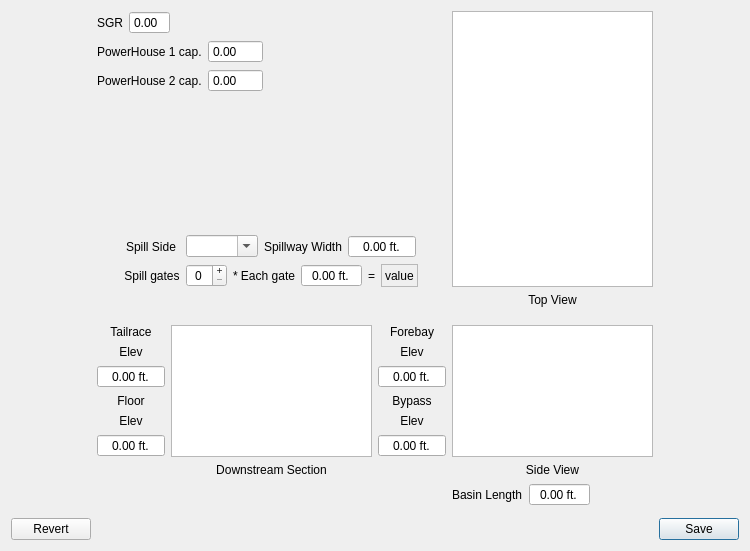
First picture: the form in src/damDetailDialog.ui, repository nschindler-noaa/compass-RiverCheck, before the edit.
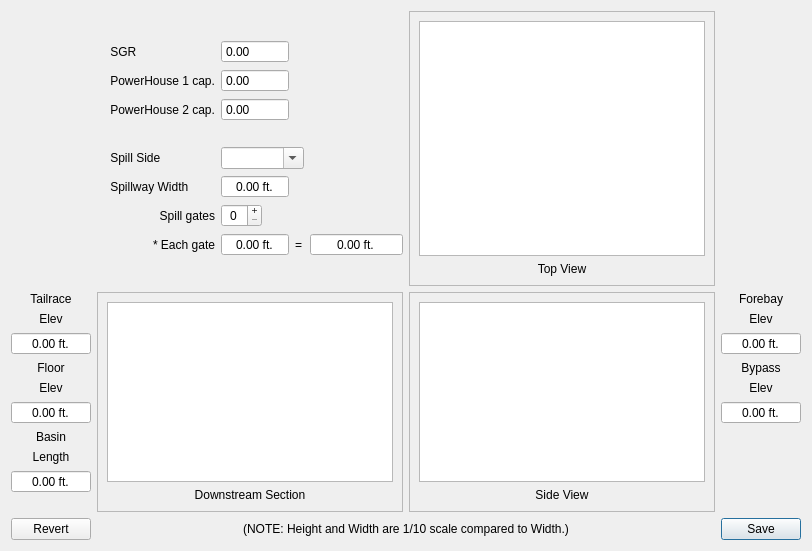
Second picture: the form after the edit.

The edit to the form file:
```diff
--- a/src/damDetailDialog.ui
+++ b/src/damDetailDialog.ui
@@ -6,7 +6,7 @@
    <rect>
     <x>0</x>
     <y>0</y>
-    <width>750</width>
+    <width>812</width>
     <height>551</height>
    </rect>
   </property>
@@ -14,68 +14,99 @@
    <string>Dialog</string>
   </property>
   <layout class="QGridLayout" name="gridLayout">
-   <item row="7" column="4">
-    <layout class="QVBoxLayout" name="verticalLayout_traceElev">
+   <item row="0" column="2">
+    <widget class="QFrame" name="frame_top">
+     <property name="frameShape">
+      <enum>QFrame::StyledPanel</enum>
+     </property>
+     <property name="frameShadow">
+      <enum>QFrame::Sunken</enum>
+     </property>
+     <property name="lineWidth">
+      <number>3</number>
+     </property>
+     <layout class="QVBoxLayout" name="verticalLayout_2">
+      <item>
+       <widget class="QGraphicsView" name="graphicsView_top">
+        <property name="sizePolicy">
+         <sizepolicy hsizetype="Expanding" vsizetype="Expanding">
+          <horstretch>2</horstretch>
+          <verstretch>1</verstretch>
+         </sizepolicy>
+        </property>
+        <property name="acceptDrops">
+         <bool>false</bool>
+        </property>
+       </widget>
+      </item>
+      <item>
+       <widget class="QLabel" name="label_topView">
+        <property name="text">
+         <string>Top View</string>
+        </property>
+        <property name="alignment">
+         <set>Qt::AlignCenter</set>
+        </property>
+       </widget>
+      </item>
+     </layout>
+    </widget>
+   </item>
+   <item row="1" column="2">
+    <widget class="QFrame" name="frame_side">
+     <property name="frameShape">
+      <enum>QFrame::StyledPanel</enum>
+     </property>
+     <property name="frameShadow">
+      <enum>QFrame::Sunken</enum>
+     </property>
+     <property name="lineWidth">
+      <number>3</number>
+     </property>
+     <layout class="QVBoxLayout" name="verticalLayout_3">
+      <item>
+       <widget class="QGraphicsView" name="graphicsView_side">
+        <property name="sizePolicy">
+         <sizepolicy hsizetype="Expanding" vsizetype="Expanding">
+          <horstretch>2</horstretch>
+          <verstretch>1</verstretch>
+         </sizepolicy>
+        </property>
+        <property name="acceptDrops">
+         <bool>false</bool>
+        </property>
+       </widget>
+      </item>
+      <item>
+       <widget class="QLabel" name="label_sideView">
+        <property name="text">
+         <string>Side View</string>
+        </property>
+        <property name="alignment">
+         <set>Qt::AlignCenter</set>
+        </property>
+       </widget>
+      </item>
+     </layout>
+    </widget>
+   </item>
+   <item row="0" column="3">
+    <layout class="QVBoxLayout" name="verticalLayout_upper">
      <item>
-      <spacer name="verticalSpacer_7">
-       <property name="orientation">
-        <enum>Qt::Vertical</enum>
-       </property>
-       <property name="sizeHint" stdset="0">
-        <size>
-         <width>20</width>
-         <height>40</height>
-        </size>
-       </property>
-      </spacer>
-     </item>
-     <item>
-      <widget class="QLabel" name="label_tailrace">
+      <widget class="QLabel" name="label_4">
        <property name="text">
-        <string>Tailrace</string>
+        <string/>
        </property>
-       <property name="alignment">
-        <set>Qt::AlignCenter</set>
-       </property>
       </widget>
      </item>
      <item>
-      <widget class="QLabel" name="label_traceElev">
-       <property name="text">
-        <string>Elev</string>
-       </property>
-       <property name="alignment">
-        <set>Qt::AlignCenter</set>
-       </property>
-      </widget>
+      <layout class="QVBoxLayout" name="verticalLayout_up"/>
      </item>
      <item>
-      <widget class="QDoubleSpinBox" name="doubleSpinBox_traceElev">
-       <property name="alignment">
-        <set>Qt::AlignCenter</set>
-       </property>
-       <property name="buttonSymbols">
-        <enum>QAbstractSpinBox::NoButtons</enum>
-       </property>
-       <property name="suffix">
-        <string> ft.</string>
-       </property>
-       <property name="minimum">
-        <double>-50.000000000000000</double>
-       </property>
-       <property name="maximum">
-        <double>2000.000000000000000</double>
-       </property>
-      </widget>
-     </item>
-     <item>
-      <spacer name="verticalSpacer_8">
+      <spacer name="verticalSpacer_3">
        <property name="orientation">
         <enum>Qt::Vertical</enum>
        </property>
-       <property name="sizeType">
-        <enum>QSizePolicy::Preferred</enum>
-       </property>
        <property name="sizeHint" stdset="0">
         <size>
          <width>20</width>
@@ -84,98 +115,58 @@
        </property>
       </spacer>
      </item>
-     <item>
-      <widget class="QLabel" name="label_floor">
-       <property name="text">
-        <string>Floor</string>
-       </property>
-       <property name="alignment">
-        <set>Qt::AlignCenter</set>
-       </property>
-      </widget>
-     </item>
-     <item>
-      <widget class="QLabel" name="label_floorElev">
-       <property name="text">
-        <string>Elev</string>
-       </property>
-       <property name="alignment">
-        <set>Qt::AlignCenter</set>
-       </property>
-      </widget>
-     </item>
-     <item>
-      <widget class="QDoubleSpinBox" name="doubleSpinBox_floorElev">
-       <property name="alignment">
-        <set>Qt::AlignCenter</set>
-       </property>
-       <property name="buttonSymbols">
-        <enum>QAbstractSpinBox::NoButtons</enum>
-       </property>
-       <property name="suffix">
-        <string> ft.</string>
-       </property>
-       <property name="minimum">
-        <double>-50.000000000000000</double>
-       </property>
-       <property name="maximum">
-        <double>2000.000000000000000</double>
-       </property>
-      </widget>
-     </item>
     </layout>
    </item>
-   <item row="9" column="7">
-    <layout class="QHBoxLayout" name="horizontalLayout_basinLength">
+   <item row="1" column="1">
+    <widget class="QFrame" name="frame_section">
+     <property name="frameShape">
+      <enum>QFrame::StyledPanel</enum>
+     </property>
+     <property name="frameShadow">
+      <enum>QFrame::Sunken</enum>
+     </property>
+     <property name="lineWidth">
+      <number>3</number>
+     </property>
+     <layout class="QVBoxLayout" name="verticalLayout">
+      <item>
+       <widget class="QGraphicsView" name="graphicsView_a">
+        <property name="sizePolicy">
+         <sizepolicy hsizetype="Expanding" vsizetype="Expanding">
+          <horstretch>2</horstretch>
+          <verstretch>0</verstretch>
+         </sizepolicy>
+        </property>
+        <property name="acceptDrops">
+         <bool>false</bool>
+        </property>
+       </widget>
+      </item>
+      <item>
+       <widget class="QLabel" name="label_secA">
+        <property name="text">
+         <string>Downstream Section</string>
+        </property>
+        <property name="alignment">
+         <set>Qt::AlignCenter</set>
+        </property>
+       </widget>
+      </item>
+     </layout>
+    </widget>
+   </item>
+   <item row="2" column="3">
+    <layout class="QVBoxLayout" name="verticalLayout_save">
      <item>
-      <widget class="QLabel" name="label_basinLength">
+      <widget class="QPushButton" name="pushButton_save">
        <property name="text">
-        <string>Basin Length</string>
+        <string>Save</string>
        </property>
       </widget>
      </item>
-     <item>
-      <widget class="QDoubleSpinBox" name="doubleSpinBox_basinLength">
-       <property name="alignment">
-        <set>Qt::AlignCenter</set>
-       </property>
-       <property name="buttonSymbols">
-        <enum>QAbstractSpinBox::NoButtons</enum>
-       </property>
-       <property name="suffix">
-        <string> ft.</string>
-       </property>
-       <property name="maximum">
-        <double>400.000000000000000</double>
-       </property>
-      </widget>
-     </item>
-     <item>
-      <spacer name="horizontalSpacer_3">
-       <property name="orientation">
-        <enum>Qt::Horizontal</enum>
-       </property>
-       <property name="sizeHint" stdset="0">
-        <size>
-         <width>40</width>
-         <height>20</height>
-        </size>
-       </property>
-      </spacer>
-     </item>
     </layout>
    </item>
-   <item row="8" column="7">
-    <widget class="QLabel" name="label_sideView">
-     <property name="text">
-      <string>Side View</string>
-     </property>
-     <property name="alignment">
-      <set>Qt::AlignCenter</set>
-     </property>
-    </widget>
-   </item>
-   <item row="7" column="6">
+   <item row="1" column="3">
     <layout class="QVBoxLayout" name="verticalLayout_fbay_bypassElev">
      <item>
       <widget class="QLabel" name="label_forebay">
@@ -216,19 +207,6 @@
        </property>
       </widget>
      </item>
-     <item>
-      <spacer name="verticalSpacer_11">
-       <property name="orientation">
-        <enum>Qt::Vertical</enum>
-       </property>
-       <property name="sizeHint" stdset="0">
-        <size>
-         <width>20</width>
-         <height>40</height>
-        </size>
-       </property>
-      </spacer>
-     </item>
      <item>
       <widget class="QLabel" name="label_bypass">
        <property name="text">
@@ -266,7 +244,7 @@
       </widget>
      </item>
      <item>
-      <spacer name="verticalSpacer_5">
+      <spacer name="verticalSpacer_4">
        <property name="orientation">
         <enum>Qt::Vertical</enum>
        </property>
@@ -280,64 +258,44 @@
      </item>
     </layout>
    </item>
-   <item row="7" column="5">
-    <widget class="QGraphicsView" name="graphicsView_a">
-     <property name="sizePolicy">
-      <sizepolicy hsizetype="Expanding" vsizetype="Expanding">
-       <horstretch>2</horstretch>
-       <verstretch>0</verstretch>
-      </sizepolicy>
-     </property>
-     <property name="acceptDrops">
-      <bool>false</bool>
-     </property>
-    </widget>
-   </item>
-   <item row="8" column="5">
-    <widget class="QLabel" name="label_secA">
-     <property name="text">
-      <string>Downstream Section</string>
-     </property>
-     <property name="alignment">
-      <set>Qt::AlignCenter</set>
-     </property>
-    </widget>
-   </item>
-   <item row="7" column="7">
-    <widget class="QGraphicsView" name="graphicsView_side">
-     <property name="sizePolicy">
-      <sizepolicy hsizetype="Expanding" vsizetype="Expanding">
-       <horstretch>2</horstretch>
-       <verstretch>1</verstretch>
-      </sizepolicy>
-     </property>
-     <property name="acceptDrops">
-      <bool>false</bool>
-     </property>
-    </widget>
-   </item>
-   <item row="4" column="7">
-    <widget class="QLabel" name="label_topView">
-     <property name="text">
-      <string>Top View</string>
-     </property>
-     <property name="alignment">
-      <set>Qt::AlignCenter</set>
-     </property>
-    </widget>
-   </item>
-   <item row="12" column="8">
-    <layout class="QVBoxLayout" name="verticalLayout_save">
+   <item row="0" column="0">
+    <layout class="QVBoxLayout" name="verticalLayout_lower">
      <item>
-      <widget class="QPushButton" name="pushButton_save">
+      <widget class="QLabel" name="label_3">
        <property name="text">
-        <string>Save</string>
+        <string/>
        </property>
       </widget>
      </item>
+     <item>
+      <layout class="QVBoxLayout" name="verticalLayout_down"/>
+     </item>
+     <item>
+      <spacer name="verticalSpacer_2">
+       <property name="orientation">
+        <enum>Qt::Vertical</enum>
+       </property>
+       <property name="sizeHint" stdset="0">
+        <size>
+         <width>20</width>
+         <height>40</height>
+        </size>
+       </property>
+      </spacer>
+     </item>
     </layout>
    </item>
-   <item row="12" column="0">
+   <item row="2" column="1" colspan="2">
+    <widget class="QLabel" name="label">
+     <property name="text">
+      <string>(NOTE: Height and Width are 1/10 scale compared to Width.)</string>
+     </property>
+     <property name="alignment">
+      <set>Qt::AlignCenter</set>
+     </property>
+    </widget>
+   </item>
+   <item row="2" column="0">
     <layout class="QVBoxLayout" name="verticalLayout_revert">
      <item>
       <widget class="QPushButton" name="pushButton_revert">
@@ -348,182 +306,179 @@
      </item>
     </layout>
    </item>
-   <item row="1" column="8" rowspan="9">
-    <layout class="QVBoxLayout" name="verticalLayout_up"/>
+   <item row="1" column="0">
+    <layout class="QVBoxLayout" name="verticalLayout_traceElev">
+     <item>
+      <widget class="QLabel" name="label_tailrace">
+       <property name="text">
+        <string>Tailrace</string>
+       </property>
+       <property name="alignment">
+        <set>Qt::AlignCenter</set>
+       </property>
+      </widget>
+     </item>
+     <item>
+      <widget class="QLabel" name="label_traceElev">
+       <property name="text">
+        <string>Elev</string>
+       </property>
+       <property name="alignment">
+        <set>Qt::AlignCenter</set>
+       </property>
+      </widget>
+     </item>
+     <item>
+      <widget class="QDoubleSpinBox" name="doubleSpinBox_traceElev">
+       <property name="alignment">
+        <set>Qt::AlignCenter</set>
+       </property>
+       <property name="buttonSymbols">
+        <enum>QAbstractSpinBox::NoButtons</enum>
+       </property>
+       <property name="suffix">
+        <string> ft.</string>
+       </property>
+       <property name="minimum">
+        <double>-50.000000000000000</double>
+       </property>
+       <property name="maximum">
+        <double>2000.000000000000000</double>
+       </property>
+      </widget>
+     </item>
+     <item>
+      <widget class="QLabel" name="label_floor">
+       <property name="text">
+        <string>Floor</string>
+       </property>
+       <property name="alignment">
+        <set>Qt::AlignCenter</set>
+       </property>
+      </widget>
+     </item>
+     <item>
+      <widget class="QLabel" name="label_floorElev">
+       <property name="text">
+        <string>Elev</string>
+       </property>
+       <property name="alignment">
+        <set>Qt::AlignCenter</set>
+       </property>
+      </widget>
+     </item>
+     <item>
+      <widget class="QDoubleSpinBox" name="doubleSpinBox_floorElev">
+       <property name="alignment">
+        <set>Qt::AlignCenter</set>
+       </property>
+       <property name="buttonSymbols">
+        <enum>QAbstractSpinBox::NoButtons</enum>
+       </property>
+       <property name="suffix">
+        <string> ft.</string>
+       </property>
+       <property name="minimum">
+        <double>-50.000000000000000</double>
+       </property>
+       <property name="maximum">
+        <double>2000.000000000000000</double>
+       </property>
+      </widget>
+     </item>
+     <item>
+      <widget class="QLabel" name="label_2">
+       <property name="text">
+        <string>Basin</string>
+       </property>
+       <property name="alignment">
+        <set>Qt::AlignCenter</set>
+       </property>
+      </widget>
+     </item>
+     <item>
+      <widget class="QLabel" name="label_basinLength">
+       <property name="text">
+        <string>Length</string>
+       </property>
+       <property name="alignment">
+        <set>Qt::AlignCenter</set>
+       </property>
+      </widget>
+     </item>
+     <item>
+      <widget class="QDoubleSpinBox" name="doubleSpinBox_basinLength">
+       <property name="alignment">
+        <set>Qt::AlignCenter</set>
+       </property>
+       <property name="buttonSymbols">
+        <enum>QAbstractSpinBox::NoButtons</enum>
+       </property>
+       <property name="suffix">
+        <string> ft.</string>
+       </property>
+       <property name="maximum">
+        <double>400.000000000000000</double>
+       </property>
+      </widget>
+     </item>
+     <item>
+      <spacer name="verticalSpacer">
+       <property name="orientation">
+        <enum>Qt::Vertical</enum>
+       </property>
+       <property name="sizeHint" stdset="0">
+        <size>
+         <width>20</width>
+         <height>40</height>
+        </size>
+       </property>
+      </spacer>
+     </item>
+    </layout>
    </item>
-   <item row="0" column="0">
-    <widget class="QLabel" name="label_2">
-     <property name="text">
-      <string/>
-     </property>
-    </widget>
-   </item>
-   <item row="1" column="0" rowspan="10">
-    <layout class="QVBoxLayout" name="verticalLayout_down"/>
-   </item>
-   <item row="0" column="8">
-    <widget class="QLabel" name="label_3">
-     <property name="text">
-      <string/>
-     </property>
-    </widget>
-   </item>
-   <item row="0" column="7" rowspan="4">
-    <widget class="QGraphicsView" name="graphicsView_top">
-     <property name="sizePolicy">
-      <sizepolicy hsizetype="Expanding" vsizetype="Expanding">
-       <horstretch>2</horstretch>
-       <verstretch>1</verstretch>
-      </sizepolicy>
-     </property>
-     <property name="acceptDrops">
-      <bool>false</bool>
-     </property>
-    </widget>
-   </item>
-   <item row="0" column="4" rowspan="4" colspan="3">
-    <layout class="QVBoxLayout" name="verticalLayout_extra" stretch="0,0,0,0,0,0">
+   <item row="0" column="1">
+    <layout class="QVBoxLayout" name="verticalLayout_extra" stretch="0,0,0">
      <item>
-      <layout class="QHBoxLayout" name="horizontalLayout_SGR">
-       <item>
+      <spacer name="verticalSpacer_data">
+       <property name="orientation">
+        <enum>Qt::Vertical</enum>
+       </property>
+       <property name="sizeHint" stdset="0">
+        <size>
+         <width>20</width>
+         <height>40</height>
+        </size>
+       </property>
+      </spacer>
+     </item>
+     <item>
+      <layout class="QGridLayout" name="gridLayout_2">
+       <item row="0" column="0">
         <widget class="QLabel" name="label_SGR">
          <property name="text">
-          <string>SGR</string>
+          <string>    SGR</string>
          </property>
         </widget>
        </item>
-       <item>
-        <widget class="QDoubleSpinBox" name="doubleSpinBox_SGR">
-         <property name="buttonSymbols">
-          <enum>QAbstractSpinBox::NoButtons</enum>
-         </property>
-        </widget>
-       </item>
-       <item>
-        <spacer name="horizontalSpacer_11">
-         <property name="orientation">
-          <enum>Qt::Horizontal</enum>
-         </property>
-         <property name="sizeHint" stdset="0">
-          <size>
-           <width>0</width>
-           <height>20</height>
-          </size>
-         </property>
-        </spacer>
-       </item>
-      </layout>
-     </item>
-     <item>
-      <layout class="QHBoxLayout" name="horizontalLayout_PH1Cap">
-       <item>
-        <widget class="QLabel" name="label_Phouse1Cap">
-         <property name="text">
-          <string>PowerHouse 1 cap.</string>
-         </property>
-        </widget>
-       </item>
-       <item>
-        <widget class="QDoubleSpinBox" name="doubleSpinBox_PH1Cap">
-         <property name="buttonSymbols">
-          <enum>QAbstractSpinBox::NoButtons</enum>
-         </property>
-         <property name="suffix">
-          <string/>
-         </property>
-         <property name="maximum">
-          <double>2000.000000000000000</double>
-         </property>
-        </widget>
-       </item>
-       <item>
-        <spacer name="horizontalSpacer_6">
-         <property name="orientation">
-          <enum>Qt::Horizontal</enum>
-         </property>
-         <property name="sizeHint" stdset="0">
-          <size>
-           <width>0</width>
-           <height>20</height>
-          </size>
-         </property>
-        </spacer>
-       </item>
-      </layout>
-     </item>
-     <item>
-      <layout class="QHBoxLayout" name="horizontalLayout_PH2Cap">
-       <item>
+       <item row="3" column="0">
         <widget class="QLabel" name="label_Phouse2Cap">
          <property name="text">
-          <string>PowerHouse 2 cap.</string>
+          <string>    PowerHouse 2 cap.</string>
          </property>
         </widget>
        </item>
-       <item>
-        <widget class="QDoubleSpinBox" name="doubleSpinBox_PH2Cap">
-         <property name="buttonSymbols">
-          <enum>QAbstractSpinBox::NoButtons</enum>
-         </property>
-         <property name="suffix">
-          <string/>
-         </property>
-         <property name="maximum">
-          <double>2000.000000000000000</double>
-         </property>
-        </widget>
-       </item>
-       <item>
-        <spacer name="horizontalSpacer_4">
-         <property name="orientation">
-          <enum>Qt::Horizontal</enum>
-         </property>
-         <property name="sizeHint" stdset="0">
-          <size>
-           <width>0</width>
-           <height>20</height>
-          </size>
-         </property>
-        </spacer>
-       </item>
-      </layout>
-     </item>
-     <item>
-      <spacer name="verticalSpacer">
-       <property name="orientation">
-        <enum>Qt::Vertical</enum>
-       </property>
-       <property name="sizeHint" stdset="0">
-        <size>
-         <width>20</width>
-         <height>40</height>
-        </size>
-       </property>
-      </spacer>
-     </item>
-     <item>
-      <layout class="QHBoxLayout" name="horizontalLayout_spillwyWidth">
-       <item>
-        <spacer name="horizontalSpacer_9">
-         <property name="orientation">
-          <enum>Qt::Horizontal</enum>
-         </property>
-         <property name="sizeHint" stdset="0">
-          <size>
-           <width>40</width>
-           <height>20</height>
-          </size>
-         </property>
-        </spacer>
-       </item>
-       <item>
-        <widget class="QLabel" name="label_spillSide">
+       <item row="7" column="0">
+        <widget class="QLabel" name="label_spillGates">
          <property name="text">
-          <string>Spill Side </string>
+          <string>        Spill gates</string>
+         </property>
+         <property name="alignment">
+          <set>Qt::AlignRight|Qt::AlignTrailing|Qt::AlignVCenter</set>
          </property>
         </widget>
        </item>
-       <item>
+       <item row="5" column="1" colspan="3">
         <widget class="QComboBox" name="comboBox_spillSide">
          <property name="editable">
           <bool>true</bool>
@@ -539,18 +494,42 @@
          </property>
         </widget>
        </item>
-       <item>
-        <widget class="QLabel" name="label_spillwyWidth">
+       <item row="2" column="0">
+        <widget class="QLabel" name="label_Phouse1Cap">
          <property name="text">
-          <string>Spillway Width</string>
+          <string>    PowerHouse 1 cap.</string>
          </property>
         </widget>
        </item>
-       <item>
-        <widget class="QDoubleSpinBox" name="doubleSpinBox_spillWidth">
+       <item row="0" column="1" colspan="2">
+        <widget class="QDoubleSpinBox" name="doubleSpinBox_SGR">
+         <property name="buttonSymbols">
+          <enum>QAbstractSpinBox::NoButtons</enum>
+         </property>
+        </widget>
+       </item>
+       <item row="8" column="3">
+        <widget class="QLabel" name="label_equals">
+         <property name="text">
+          <string>=</string>
+         </property>
+        </widget>
+       </item>
+       <item row="5" column="0">
+        <widget class="QLabel" name="label_spillSide">
+         <property name="text">
+          <string>    Spill Side </string>
+         </property>
+        </widget>
+       </item>
+       <item row="8" column="4">
+        <widget class="QDoubleSpinBox" name="doubleSpinBox_spillWidValue">
          <property name="alignment">
           <set>Qt::AlignCenter</set>
          </property>
+         <property name="readOnly">
+          <bool>true</bool>
+         </property>
          <property name="buttonSymbols">
           <enum>QAbstractSpinBox::NoButtons</enum>
          </property>
@@ -560,49 +539,64 @@
          <property name="maximum">
           <double>2000.000000000000000</double>
          </property>
+         <property name="singleStep">
+          <double>1.000000000000000</double>
+         </property>
         </widget>
        </item>
-       <item>
-        <spacer name="horizontalSpacer_5">
-         <property name="orientation">
-          <enum>Qt::Horizontal</enum>
+       <item row="8" column="1" colspan="2">
+        <widget class="QDoubleSpinBox" name="doubleSpinBox_gateWidth">
+         <property name="alignment">
+          <set>Qt::AlignCenter</set>
          </property>
-         <property name="sizeHint" stdset="0">
-          <size>
-           <width>40</width>
-           <height>20</height>
-          </size>
+         <property name="buttonSymbols">
+          <enum>QAbstractSpinBox::NoButtons</enum>
          </property>
-        </spacer>
+         <property name="suffix">
+          <string> ft.</string>
+         </property>
+         <property name="maximum">
+          <double>200.000000000000000</double>
+         </property>
+        </widget>
        </item>
-      </layout>
-     </item>
-     <item>
-      <layout class="QHBoxLayout" name="horizontalLayout_spillSide">
-       <item>
-        <spacer name="horizontalSpacer_7">
-         <property name="orientation">
-          <enum>Qt::Horizontal</enum>
+       <item row="3" column="1" colspan="2">
+        <widget class="QDoubleSpinBox" name="doubleSpinBox_PH2Cap">
+         <property name="buttonSymbols">
+          <enum>QAbstractSpinBox::NoButtons</enum>
          </property>
-         <property name="sizeHint" stdset="0">
-          <size>
-           <width>40</width>
-           <height>20</height>
-          </size>
+         <property name="suffix">
+          <string/>
          </property>
-        </spacer>
+         <property name="maximum">
+          <double>2000.000000000000000</double>
+         </property>
+        </widget>
        </item>
-       <item>
-        <widget class="QLabel" name="label_spillGates">
+       <item row="2" column="1" colspan="2">
+        <widget class="QDoubleSpinBox" name="doubleSpinBox_PH1Cap">
+         <property name="buttonSymbols">
+          <enum>QAbstractSpinBox::NoButtons</enum>
+         </property>
+         <property name="suffix">
+          <string/>
+         </property>
+         <property name="maximum">
+          <double>2000.000000000000000</double>
+         </property>
+        </widget>
+       </item>
+       <item row="8" column="0">
+        <widget class="QLabel" name="label_eachGateWidth">
          <property name="text">
-          <string>Spill gates</string>
+          <string>     * Each gate</string>
          </property>
          <property name="alignment">
-          <set>Qt::AlignCenter</set>
+          <set>Qt::AlignRight|Qt::AlignTrailing|Qt::AlignVCenter</set>
          </property>
         </widget>
        </item>
-       <item>
+       <item row="7" column="1">
         <widget class="QSpinBox" name="spinBox_gateNum">
          <property name="toolTip">
           <string/>
@@ -624,18 +618,15 @@
          </property>
         </widget>
        </item>
-       <item>
-        <widget class="QLabel" name="label_eachGateWidth">
+       <item row="6" column="0">
+        <widget class="QLabel" name="label_spillWidth">
          <property name="text">
-          <string>* Each gate</string>
-         </property>
-         <property name="alignment">
-          <set>Qt::AlignCenter</set>
+          <string>    Spillway Width</string>
          </property>
         </widget>
        </item>
-       <item>
-        <widget class="QDoubleSpinBox" name="doubleSpinBox_gateWidth">
+       <item row="6" column="1" colspan="2">
+        <widget class="QDoubleSpinBox" name="doubleSpinBox_spillWidth">
          <property name="alignment">
           <set>Qt::AlignCenter</set>
          </property>
@@ -646,42 +637,45 @@
           <string> ft.</string>
          </property>
          <property name="maximum">
-          <double>200.000000000000000</double>
+          <double>2000.000000000000000</double>
          </property>
         </widget>
        </item>
-       <item>
-        <widget class="QLabel" name="label">
-         <property name="text">
-          <string>=</string>
-         </property>
-        </widget>
-       </item>
-       <item>
-        <widget class="QLabel" name="label_spillwyWidthValue">
-         <property name="frameShape">
-          <enum>QFrame::StyledPanel</enum>
-         </property>
-         <property name="text">
-          <string>value</string>
-         </property>
-        </widget>
-       </item>
-       <item>
-        <spacer name="horizontalSpacer">
+       <item row="0" column="4">
+        <spacer name="horizontalSpacer_11">
          <property name="orientation">
           <enum>Qt::Horizontal</enum>
          </property>
          <property name="sizeHint" stdset="0">
           <size>
-           <width>40</width>
+           <width>0</width>
            <height>20</height>
           </size>
          </property>
         </spacer>
        </item>
+       <item row="4" column="0">
+        <widget class="QLabel" name="label_5">
+         <property name="text">
+          <string> </string>
+         </property>
+        </widget>
+       </item>
       </layout>
      </item>
+     <item>
+      <spacer name="verticalSpacer_5">
+       <property name="orientation">
+        <enum>Qt::Vertical</enum>
+       </property>
+       <property name="sizeHint" stdset="0">
+        <size>
+         <width>20</width>
+         <height>40</height>
+        </size>
+       </property>
+      </spacer>
+     </item>
     </layout>
    </item>
   </layout>
```
